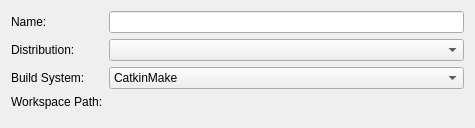
The window that src/project_manager/ros_import_wizard_page.ui (ros-industrial/ros_qtc_plugin) describes before a commit, drawn with Qt 5.
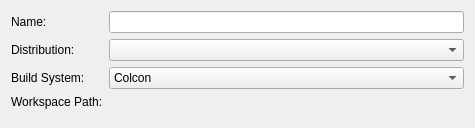
The same window after the commit. Custom widgets are drawn as their Qt base class.

```diff
--- a/src/project_manager/ros_import_wizard_page.ui
+++ b/src/project_manager/ros_import_wizard_page.ui
@@ -61,6 +61,9 @@
    </item>
    <item row="2" column="1">
     <widget class="QComboBox" name="buildSystemComboBox">
+     <property name="currentIndex">
+      <number>2</number>
+     </property>
      <item>
       <property name="text">
        <string>CatkinMake</string>
```
